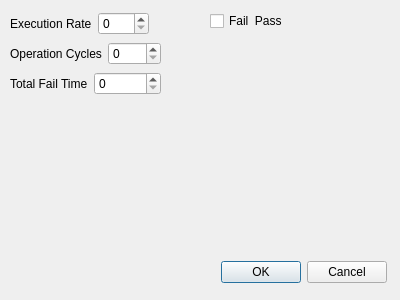
The window that Debounce_Counter/dialog.ui (jmieses/debounce_counter) describes before a commit, drawn with Qt 5.
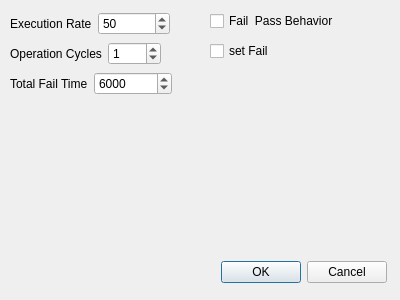
The same window after the commit.

What changed in the file:
```diff
--- a/Debounce_Counter/dialog.ui
+++ b/Debounce_Counter/dialog.ui
@@ -37,12 +37,12 @@
     <rect>
      <x>210</x>
      <y>10</y>
-     <width>78</width>
+     <width>141</width>
      <height>22</height>
     </rect>
    </property>
    <property name="text">
-    <string>Fail  Pass</string>
+    <string>Fail  Pass Behavior</string>
    </property>
   </widget>
   <widget class="QWidget" name="layoutWidget">
@@ -50,7 +50,7 @@
     <rect>
      <x>10</x>
      <y>70</y>
-     <width>151</width>
+     <width>162</width>
      <height>27</height>
     </rect>
    </property>
@@ -63,11 +63,18 @@
      </widget>
     </item>
     <item>
-     <widget class="QSpinBox" name="Dialog_operation_cycle_spinBox_3"/>
+     <widget class="QSpinBox" name="Dialog_total_fail_time_spinBox">
+      <property name="maximum">
+       <number>10000</number>
+      </property>
+      <property name="value">
+       <number>6000</number>
+      </property>
+     </widget>
     </item>
    </layout>
   </widget>
-  <widget class="QWidget" name="">
+  <widget class="QWidget" name="layoutWidget">
    <property name="geometry">
     <rect>
      <x>10</x>
@@ -85,16 +92,20 @@
      </widget>
     </item>
     <item>
-     <widget class="QSpinBox" name="Dialog_operation_cycle_spinBox"/>
+     <widget class="QSpinBox" name="Dialog_operation_cycle_spinBox">
+      <property name="value">
+       <number>1</number>
+      </property>
+     </widget>
     </item>
    </layout>
   </widget>
-  <widget class="QWidget" name="">
+  <widget class="QWidget" name="layoutWidget">
    <property name="geometry">
     <rect>
      <x>10</x>
      <y>10</y>
-     <width>139</width>
+     <width>160</width>
      <height>27</height>
     </rect>
    </property>
@@ -110,10 +121,30 @@
      </widget>
     </item>
     <item>
-     <widget class="QSpinBox" name="Dialog_operation_cycle_spinBox_2"/>
+     <widget class="QSpinBox" name="Dialog_executio_rate_spinBox">
+      <property name="maximum">
+       <number>10000</number>
+      </property>
+      <property name="value">
+       <number>50</number>
+      </property>
+     </widget>
     </item>
    </layout>
   </widget>
+  <widget class="QCheckBox" name="Dialog_set_fail_checkBox">
+   <property name="geometry">
+    <rect>
+     <x>210</x>
+     <y>40</y>
+     <width>141</width>
+     <height>22</height>
+    </rect>
+   </property>
+   <property name="text">
+    <string>set Fail</string>
+   </property>
+  </widget>
  </widget>
  <resources/>
  <connections>
```
Left out of the diff: 2 changed lines with no effect on the pictures.
